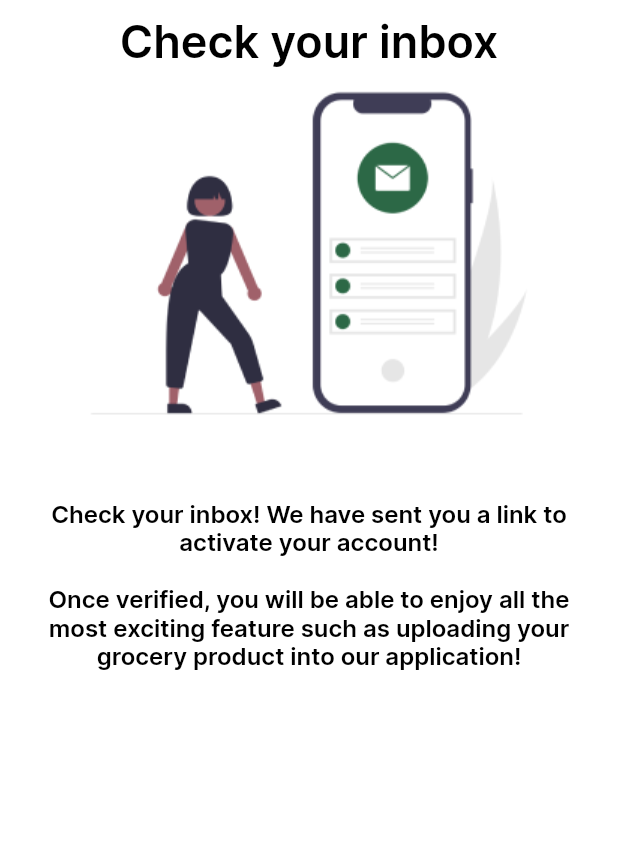
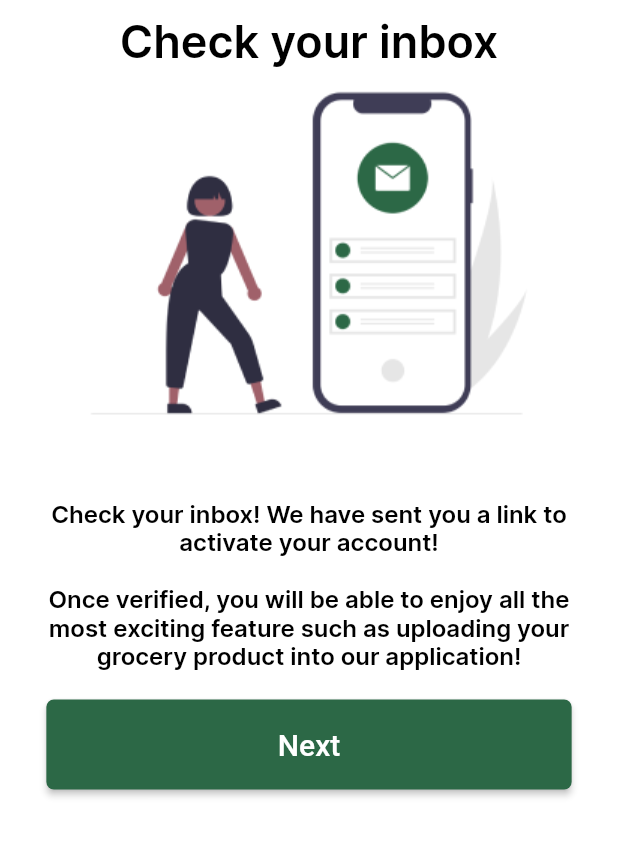
Before and after one commit to Ks1220/flutter_grocery, a Flutter app: the Verify screen opened directly, on a phone screen of 412 x 824 dp, the part 121-979 px from its top. Run offline on Flutter 3.47's test engine with Material 2 defaults, Android fonts, the phone set to English and light mode, and no system bars; our stand-ins replace cached_network_image, cloud_firestore, dotted_border, double_back_to_close_app, firebase_auth, firebase_core and 6 more; missing offline and left inert: alphabet_scroll_view, geocoder; accounts and stored records are empty; network calls fail.

Commit message:
Added next button

```diff
--- a/lib/Verify.dart
+++ b/lib/Verify.dart
@@ -2,6 +2,7 @@ import 'dart:async';
 
 import 'package:firebase_auth/firebase_auth.dart';
 import 'package:flutter/material.dart';
+import 'package:flutter_grocery/Login.dart';
 import 'package:flutter_grocery/Registered.dart';
 
 class Verify extends StatefulWidget {
@@ -103,6 +104,29 @@ class _VerifyState extends State<Verify> {
                       ])),
               width: mediaQueryData.size.width * 0.85,
             ),
+            SizedBox(height: 20),
+            ButtonTheme(
+              buttonColor: Color(0xff2C6846),
+              minWidth: mediaQueryData.size.width * 0.85,
+              height: 60.0,
+              child: RaisedButton(
+                padding: EdgeInsets.fromLTRB(70, 10, 70, 10),
+                shape: RoundedRectangleBorder(
+                  borderRadius: new BorderRadius.circular(5.0),
+                ),
+                onPressed: () {
+                  Navigator.push(
+                      context,
+                      MaterialPageRoute(
+                          builder: (BuildContext context) => Login()));
+                },
+                child: Text('Next',
+                    style: TextStyle(
+                        color: Colors.white,
+                        fontSize: 20.0,
+                        fontWeight: FontWeight.w600)),
+              ),
+            ),
           ],
         ),
       ),
```
